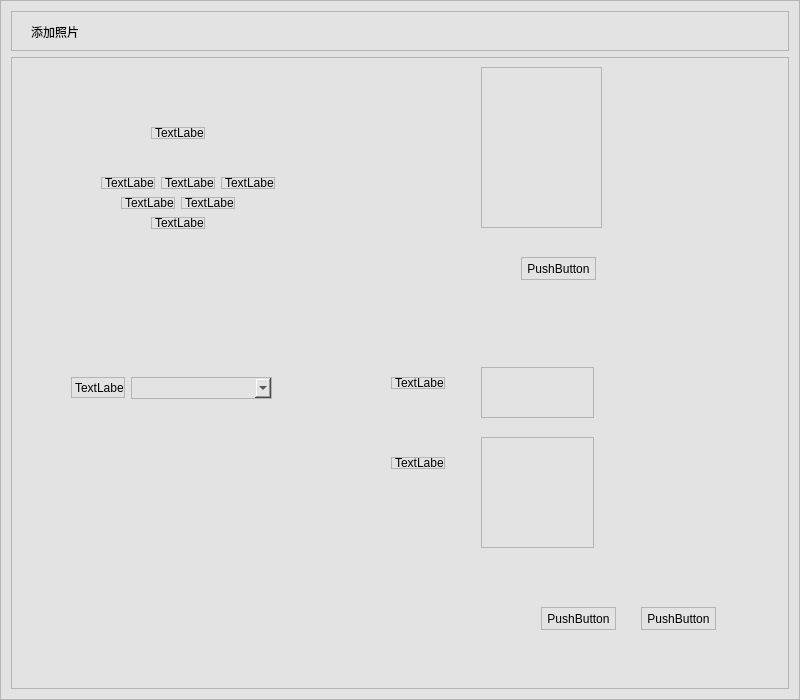
Old version of the form UIModule/addtargetpersonimage.ui in the repository zhangjianscc/ZMClient.
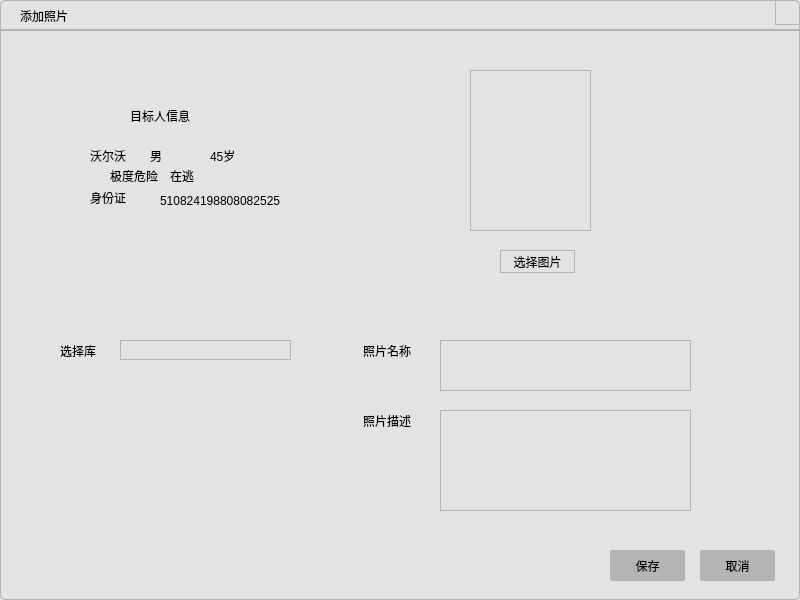
New version of the form. Icons and pictures are not drawn.

What changed in the file:
```diff
--- a/UIModule/addtargetpersonimage.ui
+++ b/UIModule/addtargetpersonimage.ui
@@ -7,7 +7,7 @@
     <x>0</x>
     <y>0</y>
     <width>800</width>
-    <height>700</height>
+    <height>600</height>
    </rect>
   </property>
   <property name="windowTitle">
@@ -15,32 +15,60 @@
   </property>
   <property name="styleSheet">
    <string notr="true">background-color: rgb(227, 227, 227);
-border:1px solid rgb(180,180,180);</string>
+border:1px solid rgb(180,180,180);
+border-radius:5px</string>
   </property>
   <layout class="QVBoxLayout" name="verticalLayout">
+   <property name="spacing">
+    <number>0</number>
+   </property>
+   <property name="leftMargin">
+    <number>0</number>
+   </property>
+   <property name="topMargin">
+    <number>0</number>
+   </property>
+   <property name="rightMargin">
+    <number>0</number>
+   </property>
+   <property name="bottomMargin">
+    <number>0</number>
+   </property>
    <item>
     <widget class="QWidget" name="widget" native="true">
      <property name="minimumSize">
       <size>
        <width>0</width>
-       <height>40</height>
+       <height>30</height>
       </size>
      </property>
      <property name="maximumSize">
       <size>
        <width>16777215</width>
-       <height>40</height>
+       <height>30</height>
       </size>
      </property>
+     <property name="styleSheet">
+      <string notr="true">border-top-left-radius:5px;
+border-top-right-radius:5px;
+border-bottom-left-radius:0px;
+border-bottom-right-radius:0px;</string>
+     </property>
      <widget class="QLabel" name="label">
       <property name="geometry">
        <rect>
         <x>20</x>
         <y>5</y>
         <width>101</width>
-        <height>31</height>
+        <height>21</height>
        </rect>
       </property>
+      <property name="sizePolicy">
+       <sizepolicy hsizetype="Preferred" vsizetype="Fixed">
+        <horstretch>0</horstretch>
+        <verstretch>0</verstretch>
+       </sizepolicy>
+      </property>
       <property name="styleSheet">
        <string notr="true">font: 11pt &quot;黑体&quot;;
 border:none</string>
@@ -52,14 +80,29 @@
      <widget class="QPushButton" name="pushButton">
       <property name="geometry">
        <rect>
-        <x>779</x>
+        <x>775</x>
         <y>0</y>
-        <width>20</width>
-        <height>20</height>
+        <width>25</width>
+        <height>25</height>
        </rect>
       </property>
+      <property name="minimumSize">
+       <size>
+        <width>25</width>
+        <height>25</height>
+       </size>
+      </property>
+      <property name="maximumSize">
+       <size>
+        <width>25</width>
+        <height>25</height>
+       </size>
+      </property>
       <property name="styleSheet">
-       <string notr="true">border-image: url(:/images/mouseenter03.png);</string>
+       <string notr="true">border-top-left-radius:0px;
+border-top-right-radius:5px;
+border-bottom-left-radius:0px;
+border-bottom-right-radius:0px;</string>
       </property>
       <property name="text">
        <string/>
@@ -72,43 +115,66 @@
    </item>
    <item>
     <widget class="QWidget" name="widget_2" native="true">
-     <widget class="QPushButton" name="pushButton_2">
+     <property name="styleSheet">
+      <string notr="true">border-top-left-radius:0px;
+border-top-right-radius:0px;
+border-bottom-left-radius:5px;
+border-bottom-right-radius:5px;</string>
+     </property>
+     <widget class="QPushButton" name="m_btnSave">
       <property name="geometry">
        <rect>
-        <x>530</x>
-        <y>550</y>
+        <x>610</x>
+        <y>520</y>
         <width>75</width>
-        <height>23</height>
+        <height>31</height>
        </rect>
       </property>
+      <property name="styleSheet">
+       <string notr="true">font: 14pt &quot;黑体&quot;;
+border: none;
+border-radius: 2px;
+background-color:rgb(180,180,180)</string>
+      </property>
       <property name="text">
-       <string>PushButton</string>
+       <string>保存</string>
       </property>
      </widget>
      <widget class="QPushButton" name="pushButton_3">
       <property name="geometry">
        <rect>
-        <x>630</x>
-        <y>550</y>
+        <x>700</x>
+        <y>520</y>
         <width>75</width>
-        <height>23</height>
+        <height>31</height>
        </rect>
       </property>
+      <property name="styleSheet">
+       <string notr="true">font: 14pt &quot;黑体&quot;;
+border: none;
+border-radius: 2px;
+background-color:rgb(180,180,180)</string>
+      </property>
       <property name="text">
-       <string>PushButton</string>
+       <string>取消</string>
       </property>
      </widget>
      <widget class="QLabel" name="label_2">
       <property name="geometry">
        <rect>
-        <x>140</x>
+        <x>130</x>
         <y>70</y>
-        <width>54</width>
-        <height>12</height>
+        <width>111</width>
+        <height>31</height>
        </rect>
       </property>
+      <property name="styleSheet">
+       <string notr="true">border-radius:0px;
+border:none;
+font: 14pt &quot;黑体&quot;;</string>
+      </property>
       <property name="text">
-       <string>TextLabel</string>
+       <string>目标人信息</string>
       </property>
      </widget>
      <widget class="QLabel" name="label_3">
@@ -120,8 +186,12 @@
         <height>12</height>
        </rect>
       </property>
+      <property name="styleSheet">
+       <string notr="true">border:none;
+font: 10pt &quot;黑体&quot;;</string>
+      </property>
       <property name="text">
-       <string>TextLabel</string>
+       <string>沃尔沃</string>
       </property>
      </widget>
      <widget class="QLabel" name="label_4">
@@ -133,8 +203,12 @@
         <height>12</height>
        </rect>
       </property>
+      <property name="styleSheet">
+       <string notr="true">border:none;
+font: 10pt &quot;黑体&quot;;</string>
+      </property>
       <property name="text">
-       <string>TextLabel</string>
+       <string>男</string>
       </property>
      </widget>
      <widget class="QLabel" name="label_5">
@@ -146,8 +220,12 @@
         <height>12</height>
        </rect>
       </property>
+      <property name="styleSheet">
+       <string notr="true">border:none;
+font: 10pt &quot;黑体&quot;;</string>
+      </property>
       <property name="text">
-       <string>TextLabel</string>
+       <string>45岁</string>
       </property>
      </widget>
      <widget class="QLabel" name="label_6">
@@ -159,8 +237,12 @@
         <height>12</height>
        </rect>
       </property>
+      <property name="styleSheet">
+       <string notr="true">border:none;
+font: 10pt &quot;黑体&quot;;</string>
+      </property>
       <property name="text">
-       <string>TextLabel</string>
+       <string>极度危险</string>
       </property>
      </widget>
      <widget class="QLabel" name="label_7">
@@ -172,34 +254,43 @@
         <height>12</height>
        </rect>
       </property>
+      <property name="styleSheet">
+       <string notr="true">border:none;
+font: 10pt &quot;黑体&quot;;</string>
+      </property>
       <property name="text">
-       <string>TextLabel</string>
+       <string>在逃</string>
       </property>
      </widget>
      <widget class="QLabel" name="label_8">
       <property name="geometry">
        <rect>
-        <x>140</x>
+        <x>90</x>
         <y>160</y>
         <width>54</width>
-        <height>12</height>
+        <height>16</height>
        </rect>
       </property>
+      <property name="styleSheet">
+       <string notr="true">border:none;
+font: 10pt &quot;黑体&quot;;</string>
+      </property>
       <property name="text">
-       <string>TextLabel</string>
+       <string>身份证</string>
       </property>
      </widget>
      <widget class="QLabel" name="label_9">
       <property name="geometry">
        <rect>
         <x>470</x>
-        <y>10</y>
+        <y>40</y>
         <width>121</width>
         <height>161</height>
        </rect>
       </property>
       <property name="styleSheet">
-       <string notr="true">border:1px solid rgb(180,180,180)</string>
+       <string notr="true">border:1px solid rgb(180,180,180);
+border-radius:0px</string>
       </property>
       <property name="text">
        <string/>
@@ -208,83 +299,124 @@
      <widget class="QPushButton" name="pushButton_4">
       <property name="geometry">
        <rect>
-        <x>510</x>
-        <y>200</y>
+        <x>500</x>
+        <y>220</y>
         <width>75</width>
         <height>23</height>
        </rect>
       </property>
+      <property name="styleSheet">
+       <string notr="true">border-radius:0px</string>
+      </property>
       <property name="text">
-       <string>PushButton</string>
+       <string>选择图片</string>
       </property>
      </widget>
      <widget class="QLabel" name="label_10">
       <property name="geometry">
        <rect>
         <x>60</x>
-        <y>320</y>
+        <y>310</y>
         <width>54</width>
         <height>21</height>
        </rect>
       </property>
+      <property name="styleSheet">
+       <string notr="true">border:none;
+font: 12pt &quot;黑体&quot;;</string>
+      </property>
       <property name="text">
-       <string>TextLabel</string>
-      </property>
-     </widget>
-     <widget class="QComboBox" name="comboBox">
-      <property name="geometry">
-       <rect>
-        <x>120</x>
-        <y>320</y>
-        <width>141</width>
-        <height>22</height>
-       </rect>
+       <string>选择库</string>
       </property>
      </widget>
      <widget class="QLabel" name="label_11">
       <property name="geometry">
        <rect>
-        <x>380</x>
-        <y>320</y>
-        <width>54</width>
-        <height>12</height>
+        <x>363</x>
+        <y>310</y>
+        <width>71</width>
+        <height>21</height>
        </rect>
       </property>
+      <property name="styleSheet">
+       <string notr="true">border:none;
+font: 12pt &quot;黑体&quot;;</string>
+      </property>
       <property name="text">
-       <string>TextLabel</string>
+       <string>照片名称</string>
       </property>
      </widget>
      <widget class="QLineEdit" name="lineEdit">
       <property name="geometry">
        <rect>
-        <x>470</x>
+        <x>440</x>
         <y>310</y>
-        <width>113</width>
+        <width>251</width>
         <height>51</height>
        </rect>
       </property>
+      <property name="styleSheet">
+       <string notr="true">border-radius:0px</string>
+      </property>
      </widget>
      <widget class="QLabel" name="label_12">
       <property name="geometry">
        <rect>
-        <x>380</x>
-        <y>400</y>
-        <width>54</width>
-        <height>12</height>
+        <x>363</x>
+        <y>380</y>
+        <width>71</width>
+        <height>21</height>
        </rect>
       </property>
+      <property name="styleSheet">
+       <string notr="true">border:none;
+font: 12pt &quot;黑体&quot;;</string>
+      </property>
       <property name="text">
-       <string>TextLabel</string>
+       <string>照片描述</string>
       </property>
      </widget>
      <widget class="QLineEdit" name="lineEdit_2">
       <property name="geometry">
        <rect>
-        <x>470</x>
+        <x>440</x>
         <y>380</y>
-        <width>113</width>
-        <height>111</height>
+        <width>251</width>
+        <height>101</height>
        </rect>
+      </property>
+      <property name="styleSheet">
+       <string notr="true">border-radius:0px</string>
+      </property>
+     </widget>
+     <widget class="QLabel" name="label_13">
+      <property name="geometry">
+       <rect>
+        <x>160</x>
+        <y>160</y>
+        <width>131</width>
+        <height>21</height>
+       </rect>
+      </property>
+      <property name="styleSheet">
+       <string notr="true">border:none;
+font: 10pt &quot;黑体&quot;;</string>
+      </property>
+      <property name="text">
+       <string>510824198808082525</string>
+      </property>
+     </widget>
+     <widget class="QLineEdit" name="lineEdit_3">
+      <property name="geometry">
+       <rect>
+        <x>120</x>
+        <y>310</y>
+        <width>171</width>
+        <height>20</height>
+       </rect>
+      </property>
+      <property name="styleSheet">
+       <string notr="true">border-radius:0px</string>
       </property>
      </widget>
     </widget>
```
Left out of the diff: 7 changed lines with no effect on the pictures.
